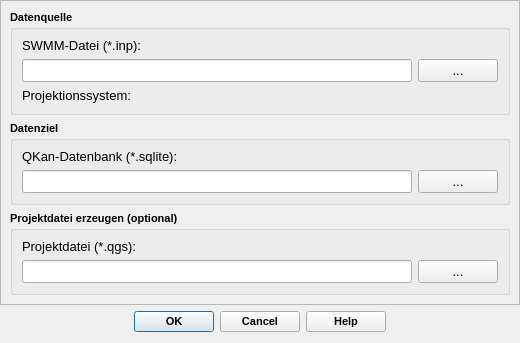
Old version of the form qkan/swmmporter/res/importSWMM.ui in the repository SonkeHoffmann/QKan-1.
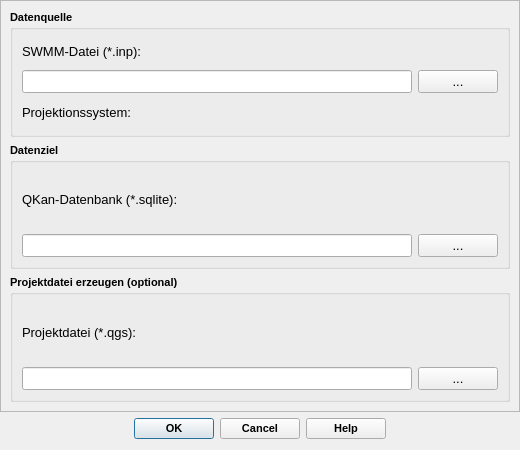
New version of the form. Custom widgets are drawn as their Qt base class.

```diff
--- a/qkan/swmmporter/res/importSWMM.ui
+++ b/qkan/swmmporter/res/importSWMM.ui
@@ -7,19 +7,19 @@
     <x>0</x>
     <y>0</y>
     <width>520</width>
-    <height>343</height>
+    <height>450</height>
    </rect>
   </property>
   <property name="minimumSize">
    <size>
     <width>250</width>
-    <height>150</height>
+    <height>300</height>
    </size>
   </property>
   <property name="maximumSize">
    <size>
     <width>16777215</width>
-    <height>343</height>
+    <height>450</height>
    </size>
   </property>
   <property name="windowTitle">
@@ -46,7 +46,7 @@
         <x>0</x>
         <y>0</y>
         <width>518</width>
-        <height>303</height>
+        <height>402</height>
        </rect>
       </property>
       <layout class="QVBoxLayout" name="verticalLayout_4">
```
